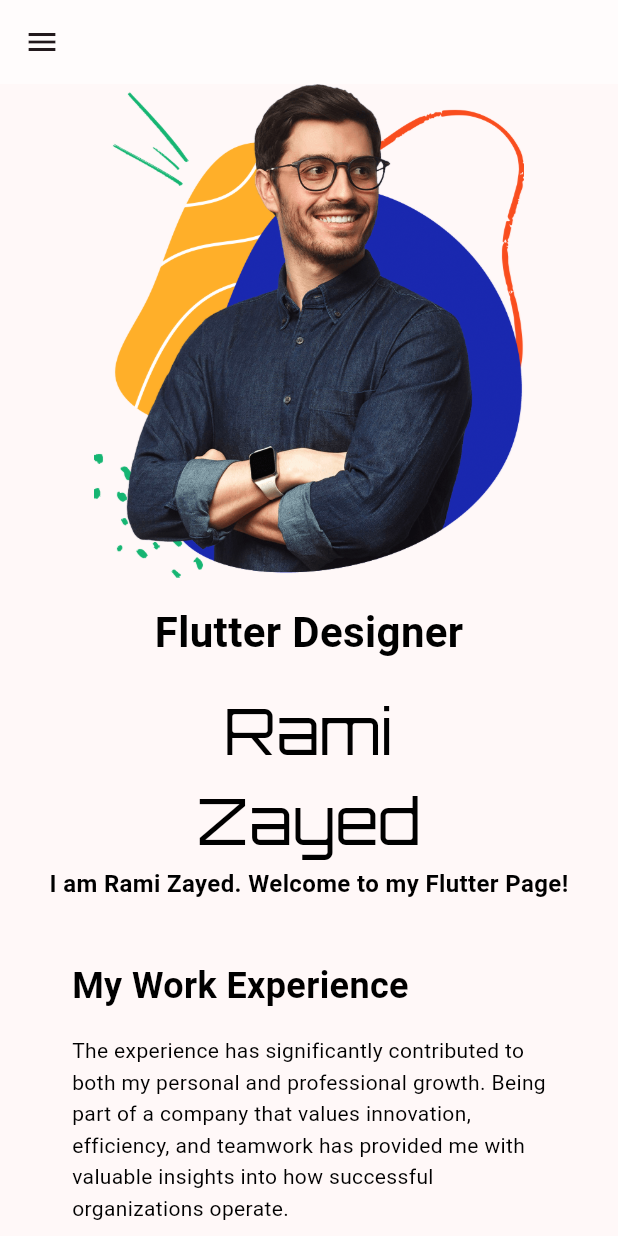
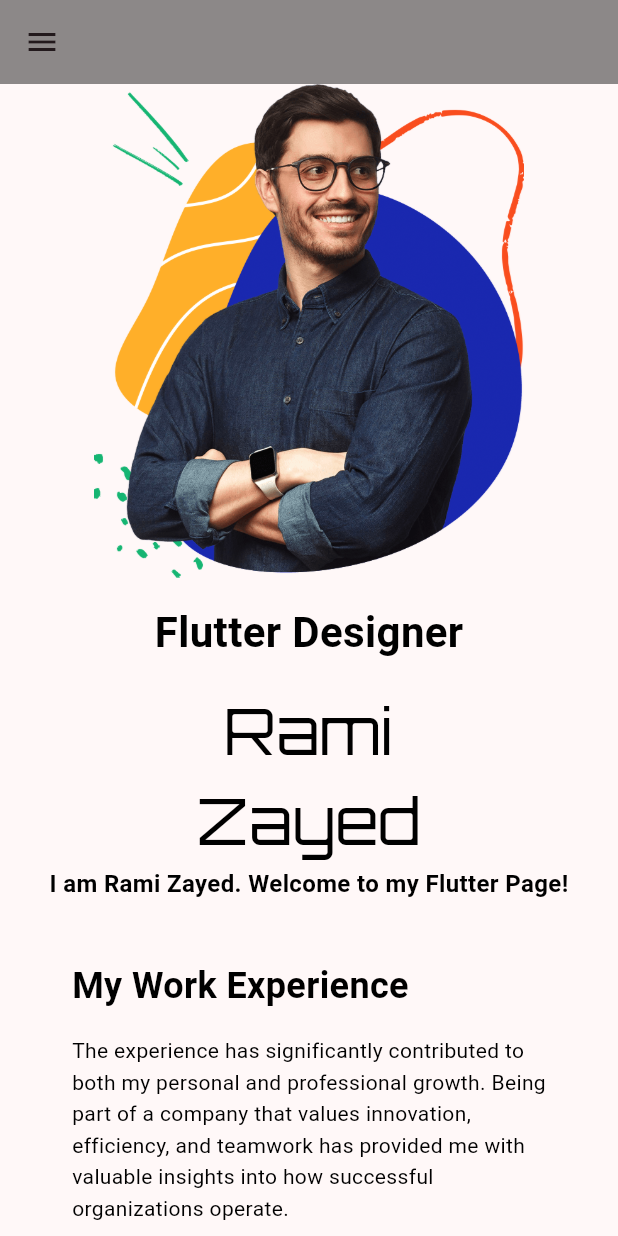
Before and after one commit to ramiwzayed/portfolio, a Flutter app: the screen it shows after launch, on a phone screen of 412 x 824 dp. Run offline on Flutter 3.47's test engine with Material 3 defaults, Android fonts, the phone set to English and light mode, and no system bars; our stand-ins replace font_awesome_flutter.

Commit message:
Refine UI padding, spacing, and dark mode styling.
Updated padding, margins, and spacing for better layout consistency across components. Adjusted dark mode styles in the app bar and experience sections for improved contrast and readability. Ensured text displays in uppercase for a cohesive design.

```diff
--- a/lib/main.dart
+++ b/lib/main.dart
@@ -91,7 +91,18 @@ class _MyHomePageState extends State<MyHomePage> {
     final horizontalPadding = !isMobile() ? 150.0 : 16.0;
     return Scaffold(
       appBar: AppBar(
-        backgroundColor: widget.isDarkMode ? Colors.white : Colors.white60,
+        backgroundColor: widget.isDarkMode ? Colors.white : Colors.black45,
+        // Change color based on dark mode
+        titleTextStyle: TextStyle(
+          color: !widget.isDarkMode
+              ? Colors.black
+              : Colors.white, // Adjust text color for contrast
+        ),
+        toolbarTextStyle: TextStyle(
+          color: widget.isDarkMode
+              ? Colors.black
+              : Colors.white, // Adjust toolbar text color
+        ),
         actions: !isMobile() ? _buildNavBarActions() : null,
       ),
       drawer: isMobile() ? _buildDrawer() : null,
--- a/lib/sections/contact/contact.dart
+++ b/lib/sections/contact/contact.dart
@@ -81,7 +81,7 @@ class ContactSection extends StatelessWidget {
                     Icon(
                       detail['icon'],
                       color: detail['iconColor'],
-                      size: screenWidth > 600 ? 40.0 : 30.0,
+                      size: screenWidth > 600 ? 20.0 : 15.0,
                     ),
                     const SizedBox(width: 8),
                     Flexible(
--- a/lib/sections/experience/ExperienceItems.dart
+++ b/lib/sections/experience/ExperienceItems.dart
@@ -12,7 +12,6 @@ class ExperienceItem extends StatelessWidget {
   Widget build(BuildContext context) {
     final isDarkMode = Theme.of(context).brightness == Brightness.dark;
     return Container(
-      padding: const EdgeInsets.symmetric(vertical: 14.0, horizontal: 16.0),
       decoration: BoxDecoration(
         color: Colors.white.withAlpha(80),
         borderRadius: BorderRadius.circular(15.0),
--- a/lib/sections/experience/experience.dart
+++ b/lib/sections/experience/experience.dart
@@ -40,7 +40,7 @@ class ExperienceSection extends StatelessWidget {
                       isDarkMode,
                     ),
                   ),
-                  const SizedBox(width: 16.0),
+                  const SizedBox(width: 32.0),
                   Expanded(
                     child: _buildExperienceCard(
                       experiences[(row * 2) + 1],
@@ -62,6 +62,7 @@ class ExperienceSection extends StatelessWidget {
       onTap: () {},
       child: Container(
         padding: const EdgeInsets.symmetric(horizontal: 16.0, vertical: 12.0),
+        margin: const EdgeInsets.symmetric(horizontal: 16.0, vertical: 12.0),
         decoration: BoxDecoration(
           borderRadius: BorderRadius.circular(4),
           color: isDarkMode ? Colors.grey[800] : Colors.grey[300],
--- a/lib/sections/home/home.dart
+++ b/lib/sections/home/home.dart
@@ -31,7 +31,7 @@ class HeroSection extends StatelessWidget {
                       ),
                       const SizedBox(height: 16.0),
                       Text(
-                        'Rami \nZayed',
+                        'Rami \nZayed'.toUpperCase(),
                         style: TextStyle(
                           fontFamily: 'Orbitron',
                           fontSize: 52,
```
